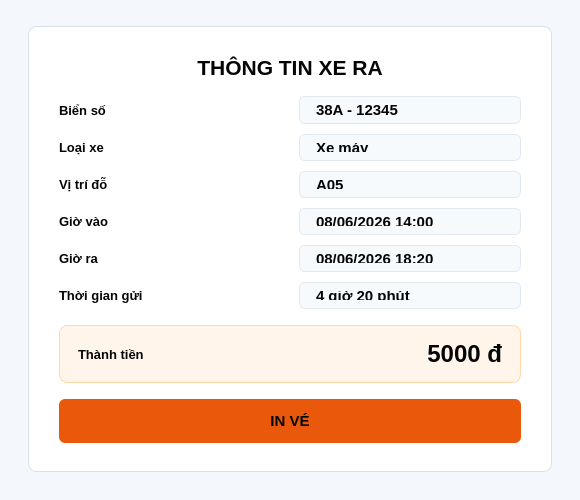
Qt form QLBaiDoXeThongMinh/giaodien/designer/thong_tin_xe_ra.ui (hiennguyen2501/project_HeThongQuanLyBaiXeThongMinh) before a commit.
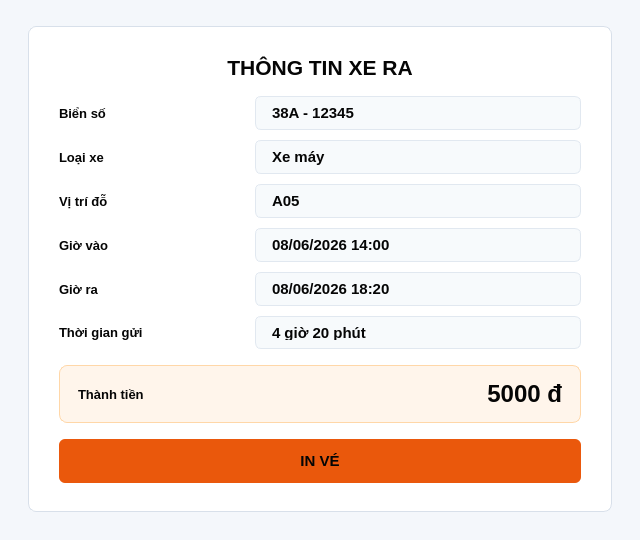
The same form after that commit.

```diff
--- a/QLBaiDoXeThongMinh/giaodien/designer/thong_tin_xe_ra.ui
+++ b/QLBaiDoXeThongMinh/giaodien/designer/thong_tin_xe_ra.ui
@@ -6,14 +6,14 @@
    <rect>
     <x>0</x>
     <y>0</y>
-    <width>580</width>
-    <height>500</height>
+    <width>640</width>
+    <height>540</height>
    </rect>
   </property>
   <property name="minimumSize">
    <size>
-    <width>580</width>
-    <height>500</height>
+    <width>640</width>
+    <height>540</height>
    </size>
   </property>
   <property name="windowTitle">
@@ -58,6 +58,7 @@
     background: #F7FAFC;
     border: 1px solid #E1E8F0;
     border-radius: 6px;
+    min-width: 300px;
 }
 QFrame#totalPanel {
     background: #FFF5EB;
@@ -154,6 +155,9 @@
           <property name="text">
            <string>38A - 12345</string>
           </property>
+          <property name="wordWrap">
+           <bool>true</bool>
+          </property>
          </widget>
         </item>
         <item row="1" column="0">
```
